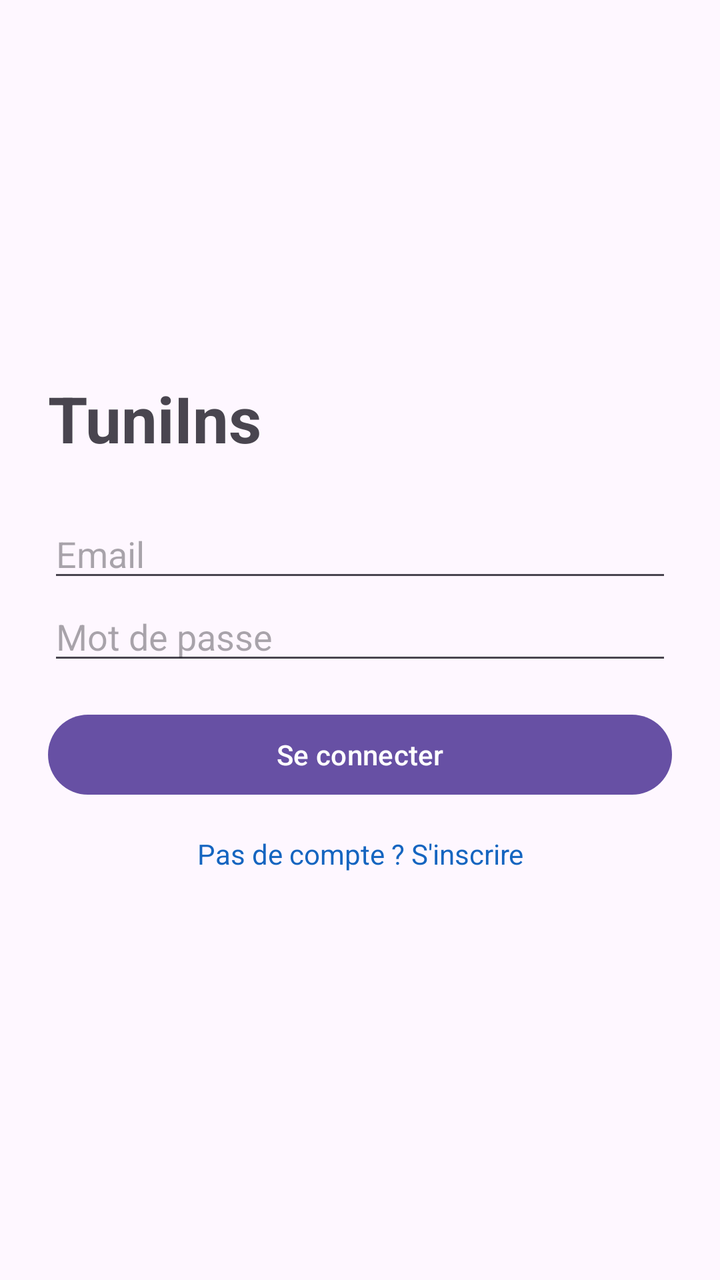
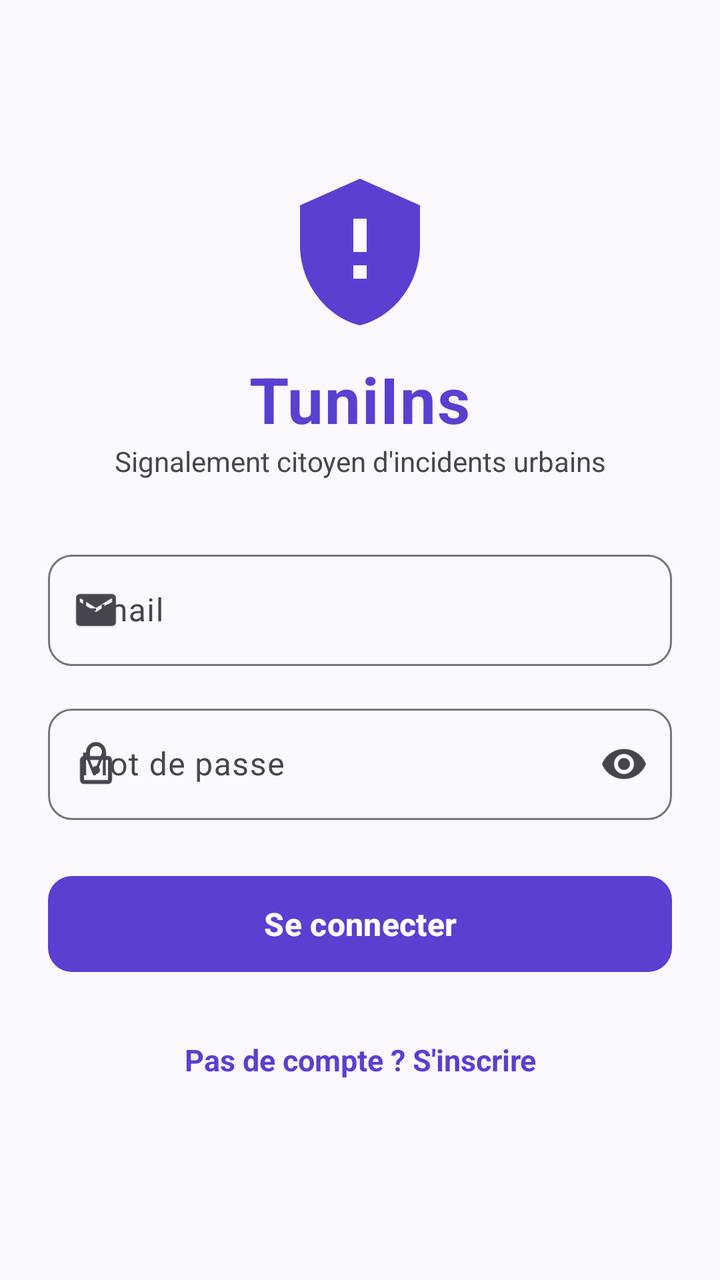

The first picture is an Android layout as it rendered before a commit; the second is the same layout after the commit. The layout source and the unified diff follow.
<!-- AndroidManifest.xml: application theme Theme.TuniIns -->
<!-- res/layout/activity_authentification.xml -->
<?xml version="1.0" encoding="utf-8"?>
<LinearLayout xmlns:android="http://schemas.android.com/apk/res/android"
    android:layout_width="match_parent"
    android:layout_height="match_parent"
    android:orientation="vertical"
    android:gravity="center_vertical"
    android:padding="24dp">

    <TextView
        android:layout_width="wrap_content"
        android:layout_height="wrap_content"
        android:text="TuniIns"
        android:textSize="32sp"
        android:textStyle="bold"
        android:layout_marginBottom="24dp" />

    <EditText
        android:id="@+id/champEmail"
        android:layout_width="match_parent"
        android:layout_height="wrap_content"
        android:hint="Email"
        android:inputType="textEmailAddress" />

    <EditText
        android:id="@+id/champMotDePasse"
        android:layout_width="match_parent"
        android:layout_height="wrap_content"
        android:hint="Mot de passe"
        android:inputType="textPassword" />

    <TextView
        android:id="@+id/texteErreur"
        android:layout_width="match_parent"
        android:layout_height="wrap_content"
        android:textColor="#C62828"
        android:visibility="gone"
        android:layout_marginTop="8dp" />

    <Button
        android:id="@+id/boutonConnexion"
        android:layout_width="match_parent"
        android:layout_height="wrap_content"
        android:text="Se connecter"
        android:layout_marginTop="16dp" />

    <ProgressBar
        android:id="@+id/progression"
        android:layout_width="wrap_content"
        android:layout_height="wrap_content"
        android:layout_gravity="center_horizontal"
        android:visibility="gone" />

    <TextView
        android:id="@+id/texteInscription"
        android:layout_width="match_parent"
        android:layout_height="wrap_content"
        android:text="Pas de compte ? S'inscrire"
        android:gravity="center"
        android:padding="16dp"
        android:textColor="#1565C0" />
</LinearLayout>
<!-- resources referenced by this layout -->
<resources>
  <style name="Theme.TuniIns" parent="Base.Theme.TuniIns" />
  <style name="Base.Theme.TuniIns" parent="Theme.Material3.DayNight.NoActionBar">
          
          
      </style>
</resources>

<!-- the commit's change to res/layout/activity_authentification.xml (unified diff, before → after) -->
@@ -1,61 +1,135 @@
 <?xml version="1.0" encoding="utf-8"?>
-<LinearLayout xmlns:android="http://schemas.android.com/apk/res/android"
+<ScrollView xmlns:android="http://schemas.android.com/apk/res/android"
+    xmlns:app="http://schemas.android.com/apk/res-auto"
     android:layout_width="match_parent"
     android:layout_height="match_parent"
-    android:orientation="vertical"
-    android:gravity="center_vertical"
-    android:padding="24dp">
+    android:fillViewport="true"
+    android:background="?attr/colorSurface">
 
-    <TextView
-        android:layout_width="wrap_content"
-        android:layout_height="wrap_content"
-        android:text="TuniIns"
-        android:textSize="32sp"
-        android:textStyle="bold"
-        android:layout_marginBottom="24dp" />
-
-    <EditText
-        android:id="@+id/champEmail"
+    <LinearLayout
         android:layout_width="match_parent"
         android:layout_height="wrap_content"
-        android:hint="Email"
-        android:inputType="textEmailAddress" />
+        android:orientation="vertical"
+        android:gravity="center_horizontal|center_vertical"
+        android:padding="24dp">
 
-    <EditText
-        android:id="@+id/champMotDePasse"
-        android:layout_width="match_parent"
-        android:layout_height="wrap_content"
-        android:hint="Mot de passe"
-        android:inputType="textPassword" />
+        
+        <ImageView
+            android:layout_width="80dp"
+            android:layout_height="80dp"
+            app:srcCompat="@drawable/ic_logo_tuniins"
+            android:src="@drawable/ic_logo_tuniins"
+            android:contentDescription="Logo TuniIns"
+            android:layout_marginBottom="12dp" />
 
-    <TextView
-        android:id="@+id/texteErreur"
-        android:layout_width="match_parent"
-        android:layout_height="wrap_content"
-        android:textColor="#C62828"
-        android:visibility="gone"
-        android:layout_marginTop="8dp" />
+        <TextView
+            android:layout_width="wrap_content"
+            android:layout_height="wrap_content"
+            android:text="TuniIns"
+            android:textSize="32sp"
+            android:textStyle="bold"
+            android:textColor="?attr/colorPrimary"
+            android:letterSpacing="0.02" />
 
-    <Button
-        android:id="@+id/boutonConnexion"
-        android:layout_width="match_parent"
-        android:layout_height="wrap_content"
-        android:text="Se connecter"
-        android:layout_marginTop="16dp" />
+        <TextView
+            android:layout_width="wrap_content"
+            android:layout_height="wrap_content"
+            android:text="Signalement citoyen d'incidents urbains"
+            android:textSize="14sp"
+            android:textColor="?attr/colorOnSurfaceVariant"
+            android:layout_marginBottom="32dp"
+            android:gravity="center" />
 
-    <ProgressBar
-        android:id="@+id/progression"
-        android:layout_width="wrap_content"
-        android:layout_height="wrap_content"
-        android:layout_gravity="center_horizontal"
-        android:visibility="gone" />
+        
+        <com.google.android.material.textfield.TextInputLayout
+            style="@style/Widget.Material3.TextInputLayout.OutlinedBox"
+            android:layout_width="match_parent"
+            android:layout_height="wrap_content"
+            android:hint="Email"
+            app:startIconDrawable="@drawable/ic_email"
+            app:boxCornerRadiusTopStart="12dp"
+            app:boxCornerRadiusTopEnd="12dp"
+            app:boxCornerRadiusBottomStart="12dp"
+            app:boxCornerRadiusBottomEnd="12dp"
+            android:layout_marginBottom="16dp">
 
-    <TextView
-        android:id="@+id/texteInscription"
-        android:layout_width="match_parent"
-        android:layout_height="wrap_content"
-        android:text="Pas de compte ? S'inscrire"
-        android:gravity="center"
-        android:padding="16dp"
-        android:textColor="#1565C0" />
-</LinearLayout>
+            <com.google.android.material.textfield.TextInputEditText
+                android:id="@+id/champEmail"
+                android:layout_width="match_parent"
+                android:layout_height="wrap_content"
+                android:minHeight="48dp"
+                android:inputType="textEmailAddress" />
+        </com.google.android.material.textfield.TextInputLayout>
+
+        
+        <com.google.android.material.textfield.TextInputLayout
+            style="@style/Widget.Material3.TextInputLayout.OutlinedBox"
+            android:layout_width="match_parent"
+            android:layout_height="wrap_content"
+            android:hint="Mot de passe"
+            app:startIconDrawable="@drawable/ic_lock"
+            app:endIconMode="password_toggle"
+            app:boxCornerRadiusTopStart="12dp"
+            app:boxCornerRadiusTopEnd="12dp"
+            app:boxCornerRadiusBottomStart="12dp"
+            app:boxCornerRadiusBottomEnd="12dp"
+            android:layout_marginBottom="8dp">
+
+            <com.google.android.material.textfield.TextInputEditText
+                android:id="@+id/champMotDePasse"
+                android:layout_width="match_parent"
+                android:layout_height="wrap_content"
+                android:minHeight="48dp"
+                android:inputType="textPassword" />
+        </com.google.android.material.textfield.TextInputLayout>
+
+        
+        <TextView
+            android:id="@+id/texteErreur"
+            android:layout_width="match_parent"
+            android:layout_height="wrap_content"
+            android:textColor="?attr/colorError"
+            android:textSize="14sp"
+            android:visibility="gone"
+            android:layout_marginBottom="8dp" />
+
+        
+        <com.google.android.material.button.MaterialButton
+            android:id="@+id/boutonConnexion"
+            android:layout_width="match_parent"
+            android:layout_height="wrap_content"
+            android:minHeight="56dp"
+            android:text="Se connecter"
+            android:textSize="16sp"
+            android:textStyle="bold"
+            app:cornerRadius="12dp"
+            android:layout_marginTop="16dp" />
+
+        
+        <ProgressBar
+            android:id="@+id/progression"
+            android:layout_width="wrap_content"
+            android:layout_height="wrap_content"
+            android:layout_gravity="center_horizontal"
+            android:layout_marginTop="16dp"
+            android:visibility="gone" />
+
+        
+        <TextView
+            android:id="@+id/texteInscription"
+            android:layout_width="match_parent"
+            android:layout_height="wrap_content"
+            android:minHeight="48dp"
+            android:text="Pas de compte ? S'inscrire"
+            android:gravity="center"
+            android:padding="12dp"
+            android:textSize="15sp"
+            android:textStyle="bold"
+            android:textColor="?attr/colorPrimary"
+            android:layout_marginTop="16dp"
+            android:background="?attr/selectableItemBackground"
+            android:clickable="true"
+            android:focusable="true" />
+
+    </LinearLayout>
+</ScrollView>
<!-- resource entries referenced after the edit -->
@@ -1,9 +1,76 @@
 <!-- resources referenced by this layout -->
 <resources>
+  <!-- drawable ic_email (drawable) -->
+  <?xml version="1.0" encoding="utf-8"?>
+  <vector xmlns:android="http://schemas.android.com/apk/res/android"
+      android:width="24dp"
+      android:height="24dp"
+      android:viewportWidth="24"
+      android:viewportHeight="24">
+      <path
+          android:fillColor="@color/md_theme_light_onSurfaceVariant"
+          android:pathData="M20,4H4C2.9,4 2,4.9 2,6v12c0,1.1 0.9,2 2,2h16c1.1,0 2,-0.9 2,-2V6C22,4.9 21.1,4 20,4zM20,8l-8,5L4,8V6l8,5l8,-5V8z" />
+  </vector>
+  <!-- drawable ic_lock (drawable) -->
+  <?xml version="1.0" encoding="utf-8"?>
+  <vector xmlns:android="http://schemas.android.com/apk/res/android"
+      android:width="24dp"
+      android:height="24dp"
+      android:viewportWidth="24"
+      android:viewportHeight="24">
+      <path
+          android:fillColor="@color/md_theme_light_onSurfaceVariant"
+          android:pathData="M18,8h-1V6c0,-2.76 -2.24,-5 -5,-5S7,3.24 7,6v2H6c-1.1,0 -2,0.9 -2,2v10c0,1.1 0.9,2 2,2h12c1.1,0 2,-0.9 2,-2V10C20,8.9 19.1,8 18,8zM9,6c0,-1.66 1.34,-3 3,-3s3,1.34 3,3v2H9V6zM18,20H6V10h12V20zM12,17c1.1,0 2,-0.9 2,-2c0,-1.1 -0.9,-2 -2,-2s-2,0.9 -2,2C10,16.1 10.9,17 12,17z" />
+  </vector>
+  <!-- drawable ic_logo_tuniins (drawable) -->
+  <?xml version="1.0" encoding="utf-8"?>
+  <vector xmlns:android="http://schemas.android.com/apk/res/android"
+      android:width="72dp"
+      android:height="72dp"
+      android:viewportWidth="24"
+      android:viewportHeight="24">
+      <path
+          android:fillColor="@color/md_theme_light_primary"
+          android:pathData="M12,1L3,5v6c0,5.55 3.84,10.74 9,12 5.16,-1.26 9,-6.45 9,-12V5L12,1zM11,7h2v5h-2V7zM11,14h2v2h-2V14z" />
+  </vector>
   <style name="Theme.TuniIns" parent="Base.Theme.TuniIns" />
-  <style name="Base.Theme.TuniIns" parent="Theme.Material3.DayNight.NoActionBar">
+  <color name="md_theme_light_onSurfaceVariant">#48454E</color>
+  <color name="md_theme_light_primary">#5B3FD0</color>
+  <style name="Base.Theme.TuniIns" parent="Theme.Material3.Light.NoActionBar">
           
+          <item name="colorPrimary">@color/md_theme_light_primary</item>
+          <item name="colorOnPrimary">@color/md_theme_light_onPrimary</item>
+          <item name="colorPrimaryContainer">@color/md_theme_light_primaryContainer</item>
+          <item name="colorOnPrimaryContainer">@color/md_theme_light_onPrimaryContainer</item>
+  
+          <item name="colorSecondary">@color/md_theme_light_secondary</item>
+          <item name="colorOnSecondary">@color/md_theme_light_onSecondary</item>
+          <item name="colorSecondaryContainer">@color/md_theme_light_secondaryContainer</item>
+          <item name="colorOnSecondaryContainer">@color/md_theme_light_onSecondaryContainer</item>
+  
+          <item name="android:colorBackground">@color/md_theme_light_surface</item>
+          <item name="colorSurface">@color/md_theme_light_surface</item>
+          <item name="colorOnSurface">@color/md_theme_light_onSurface</item>
+          <item name="colorSurfaceVariant">@color/md_theme_light_surfaceVariant</item>
+          <item name="colorOnSurfaceVariant">@color/md_theme_light_onSurfaceVariant</item>
+          <item name="colorOutline">@color/md_theme_light_outline</item>
+          <item name="colorError">@color/statut_rejete</item>
+  
           
+          <item name="android:statusBarColor">@color/md_theme_light_surface</item>
+          <item name="android:windowLightStatusBar">true</item>
       </style>
+  <color name="md_theme_light_onPrimary">#FFFFFF</color>
+  <color name="md_theme_light_primaryContainer">#E8DDFF</color>
+  <color name="md_theme_light_onPrimaryContainer">#1D0061</color>
+  <color name="md_theme_light_secondary">#605B71</color>
+  <color name="md_theme_light_onSecondary">#FFFFFF</color>
+  <color name="md_theme_light_secondaryContainer">#E6E0F9</color>
+  <color name="md_theme_light_onSecondaryContainer">#1C182B</color>
+  <color name="md_theme_light_surface">#FBF8FF</color>
+  <color name="md_theme_light_onSurface">#1C1B20</color>
+  <color name="md_theme_light_surfaceVariant">#E6E0EC</color>
+  <color name="md_theme_light_outline">#79747E</color>
+  <color name="statut_rejete">#C62828</color>
 </resources>
 
